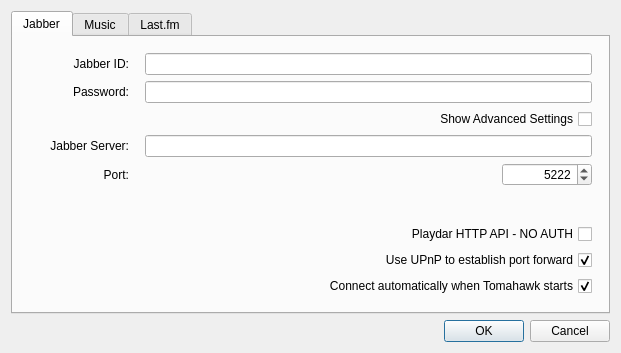
tomahawk-player/tomahawk, file src/settingsdialog.ui: the form before one commit.
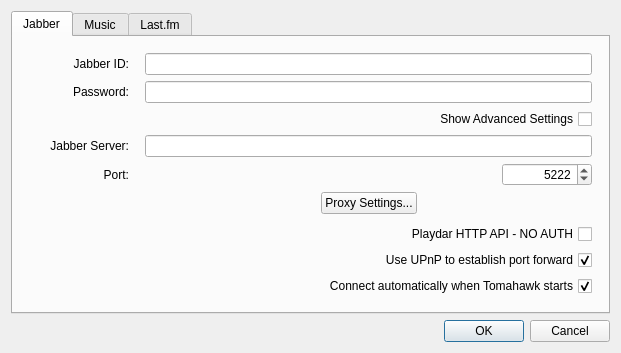
The form after the commit.

Commit message: * Import InfoSystem - we now depend on libechonest. * Import XMPP Bot. * Add SOCKS proxy support.

The edit to the form file:
```diff
--- a/src/settingsdialog.ui
+++ b/src/settingsdialog.ui
@@ -224,6 +224,43 @@
            </item>
           </layout>
          </item>
+         <item row="2" column="1">
+          <layout class="QHBoxLayout" name="horizontalLayout_8">
+           <item>
+            <spacer name="horizontalSpacer_4">
+             <property name="orientation">
+              <enum>Qt::Horizontal</enum>
+             </property>
+             <property name="sizeHint" stdset="0">
+              <size>
+               <width>40</width>
+               <height>20</height>
+              </size>
+             </property>
+            </spacer>
+           </item>
+           <item>
+            <widget class="QPushButton" name="proxyButton">
+             <property name="text">
+              <string>Proxy Settings...</string>
+             </property>
+            </widget>
+           </item>
+           <item>
+            <spacer name="horizontalSpacer_3">
+             <property name="orientation">
+              <enum>Qt::Horizontal</enum>
+             </property>
+             <property name="sizeHint" stdset="0">
+              <size>
+               <width>40</width>
+               <height>20</height>
+              </size>
+             </property>
+            </spacer>
+           </item>
+          </layout>
+         </item>
         </layout>
        </item>
        <item>
@@ -234,7 +271,7 @@
          <property name="sizeHint" stdset="0">
           <size>
            <width>20</width>
-           <height>146</height>
+           <height>73</height>
           </size>
          </property>
         </spacer>
```
Left out of the diff: 16 changed lines with no effect on the pictures. The commit also changes 23 other files.
